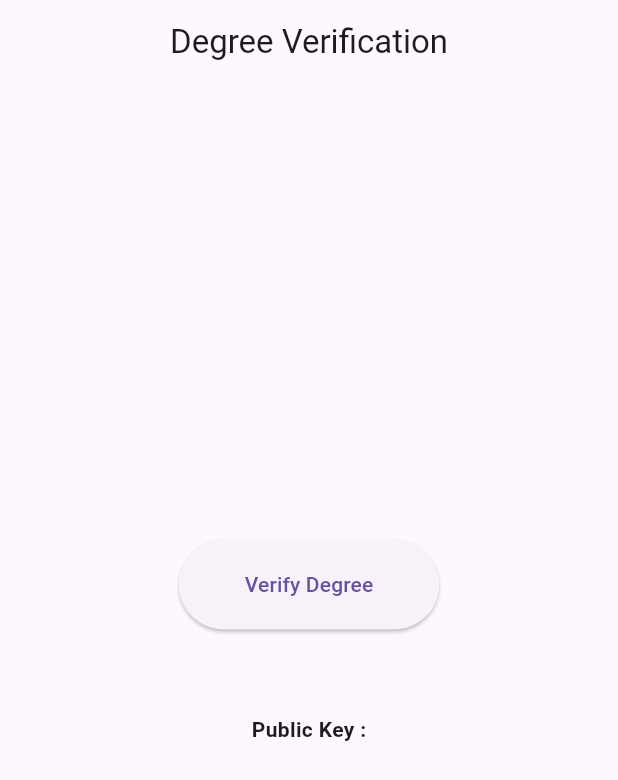
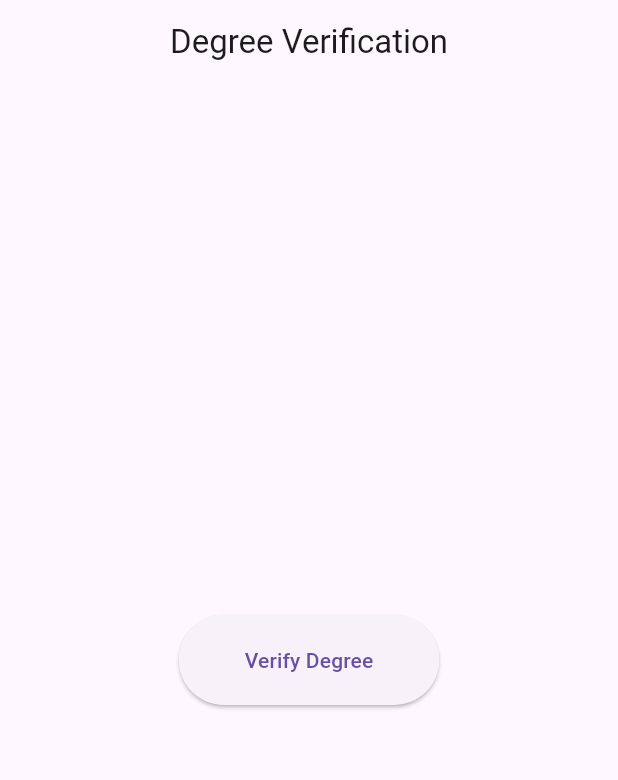
Before and after one commit to majeed-abdul/degree_verification, a Flutter app: the screen it shows after launch, on a phone screen of 412 x 824 dp. Shown: the top 780 px of the screen. Run offline on Flutter 3.47's test engine with Material 2 defaults, Android fonts, the phone set to English and light mode, and no system bars; our stand-ins replace barcode_widget, hex; missing offline and left inert: ecdsa, elliptic, qr_code_scanner, web3dart.

Commit message:
qr fixed size

```diff
--- a/lib/screens/code_display.dart
+++ b/lib/screens/code_display.dart
@@ -50,10 +50,9 @@ class _CodeDisplayScreenState extends State<CodeDisplayScreen> {
       height: MediaQuery.of(context).size.width <=
               MediaQuery.of(context).size.height
           ? MediaQuery.of(context).size.width - 60 * 2
-          : MediaQuery.of(context).size.height - 60 * 2,
+          : MediaQuery.of(context).size.height - 60 * 3,
       data: widget.data ?? '',
       barcode: Barcode.qrCode(),
-      padding: const EdgeInsets.all(20),
       errorBuilder: (context, error) => _onError(error),
     );
   }
--- a/lib/screens/home_screen.dart
+++ b/lib/screens/home_screen.dart
@@ -41,7 +41,7 @@ class _HomePageState extends State<HomePage> {
             ),
             const Spacer(),
             Visibility(
-              visible: Platform.isAndroid,
+              visible: !Platform.isWindows,
               child: ElevatedButton(
                 onPressed: () {
                   Navigator.pushNamed(context, VerifyScreen.id);
@@ -53,18 +53,18 @@ class _HomePageState extends State<HomePage> {
                 ),
               ),
             ),
-            const Spacer(),
-            Column(
-              children: [
-                const Text(
-                  "Public Key :",
-                  style: TextStyle(
-                    fontWeight: FontWeight.bold,
-                  ),
-                ),
-                SelectableText(pubKey.toString()),
-              ],
-            ),
+            // const Spacer(),
+            // Column(
+            //   children: [
+            //     const Text(
+            //       "Public Key :",
+            //       style: TextStyle(
+            //         fontWeight: FontWeight.bold,
+            //       ),
+            //     ),
+            //     SelectableText(pubKey.toString()),
+            //   ],
+            // ),
             const Spacer(flex: 5),
           ],
         ),
```
